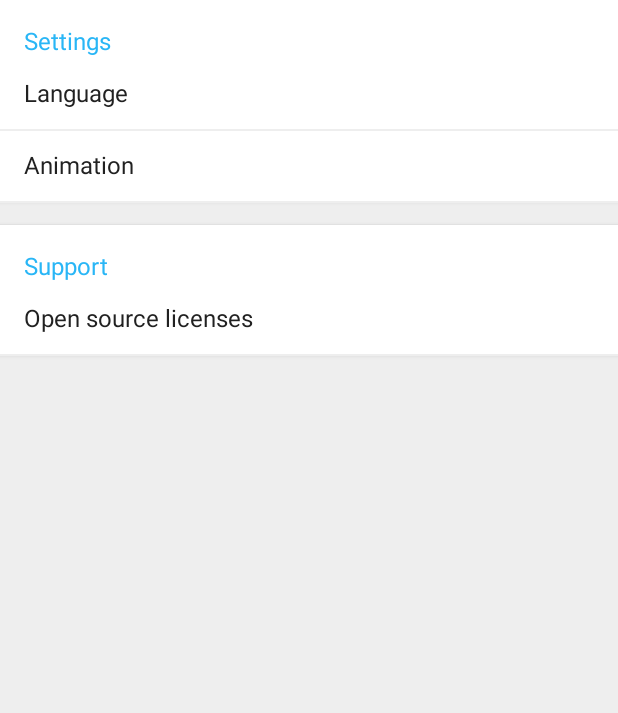
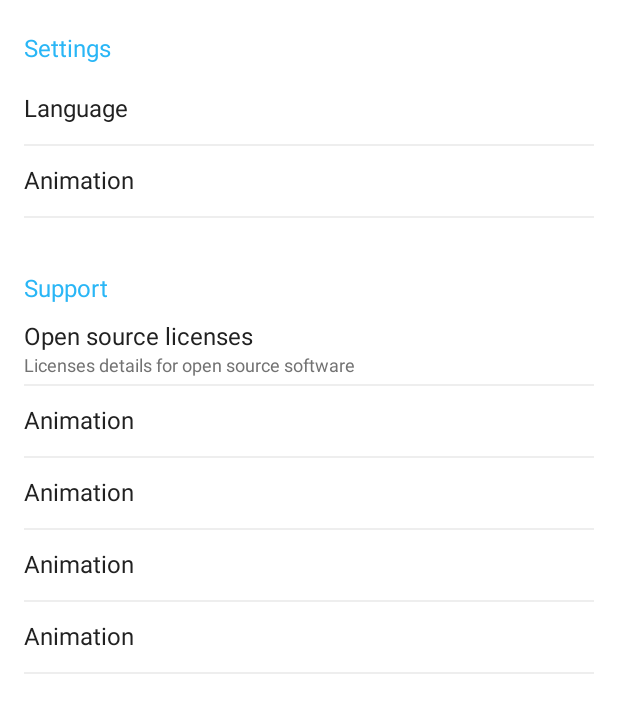
Before and after one commit to hadifar/Flashcard, an Android app: the fragment FragmentSettings shown on its own in the app's theme, on a phone screen of 412 x 824 dp. Shown: the top 713 px of the screen. Run offline under Robolectric (Android 15) with nearby library versions, the phone set to English and light mode, and no system bars; our stand-ins replace ButterKnife; 2 statements that could not run were skipped.

Commit message:
settings ui updated.

```diff
--- a/app/src/main/java/net/hadifar/dope/model/SettingEntity.java
+++ b/app/src/main/java/net/hadifar/dope/model/SettingEntity.java
@@ -10,9 +10,9 @@ public class SettingEntity {
 
     int settingType;
     Integer title;
-    Object subtitle;
+    Integer subtitle;
 
-    public SettingEntity(int settingType, Integer titleResId, Object subTitleResId) {
+    public SettingEntity(int settingType, Integer titleResId, Integer subTitleResId) {
         this.settingType = settingType;
         this.title = titleResId;
         this.subtitle = subTitleResId;
@@ -26,7 +26,7 @@ public class SettingEntity {
         return title;
     }
 
-    public Object getSubtitle() {
+    public Integer getSubtitle() {
         return subtitle;
     }
 
--- a/app/src/main/java/net/hadifar/dope/ui/fragment/FragmentSettings.java
+++ b/app/src/main/java/net/hadifar/dope/ui/fragment/FragmentSettings.java
@@ -78,10 +78,14 @@ public class FragmentSettings extends BaseFragment {
     private void initSettings() {
         settings = new ArrayList<>();
         settings.add(new SettingEntity(SETTING_HEADER, R.string.setting_settings, null));
-        settings.add(new SettingEntity(SETTING_SIMPLE_TEXT, R.string.setting_language, SettingsManager.getLanguage(getActivity())));
+        settings.add(new SettingEntity(SETTING_SIMPLE_TEXT, R.string.setting_language, null));
         settings.add(new SettingEntity(SETTING_SWITCH, R.string.setting_animation, null));
         settings.add(new SettingEntity(SETTING_HEADER, R.string.setting_support, null));
         settings.add(new SettingEntity(SETTING_SIMPLE_TEXT, R.string.setting_open_source_licenses, R.string.setting_license_details));
+        settings.add(new SettingEntity(SETTING_SWITCH, R.string.setting_animation, null));
+        settings.add(new SettingEntity(SETTING_SWITCH, R.string.setting_animation, null));
+        settings.add(new SettingEntity(SETTING_SWITCH, R.string.setting_animation, null));
+        settings.add(new SettingEntity(SETTING_SWITCH, R.string.setting_animation, null));
 
     }
 
@@ -155,7 +159,10 @@ public class FragmentSettings extends BaseFragment {
         public class SimpleHolder extends RecyclerView.ViewHolder implements OnBindView {
 
             @Bind(R.id.txt_setting_title)
-            TextView setting;
+            TextView title;
+
+            @Bind(R.id.txt_setting_subtitle)
+            TextView subtitle;
 
             public SimpleHolder(View itemView) {
                 super(itemView);
@@ -163,7 +170,13 @@ public class FragmentSettings extends BaseFragment {
             }
 
             public void bindView(SettingEntity settingEntity) {
-                setting.setText(settingEntity.getTitle());
+                title.setText(settingEntity.getTitle());
+
+                if (settingEntity.getSubtitle() != null) {
+                    subtitle.setText(settingEntity.getSubtitle());
+                } else {
+                    subtitle.setVisibility(View.GONE);
+                }
             }
         }
 
--- a/app/src/main/res/layout/fragment_settings.xml
+++ b/app/src/main/res/layout/fragment_settings.xml
@@ -8,8 +8,11 @@
         android:id="@+id/rv_settings_list"
         android:layout_width="match_parent"
         android:layout_height="match_parent"
+        android:background="@color/white"
         android:clipToPadding="false"
         android:fadingEdge="none"
+        android:paddingLeft="16dp"
+        android:paddingRight="16dp"
         android:scrollbars="none" />
 
 </FrameLayout>
--- a/app/src/main/res/layout/row_setting_header_items.xml
+++ b/app/src/main/res/layout/row_setting_header_items.xml
@@ -1,20 +1,11 @@
 <?xml version="1.0" encoding="utf-8"?>
-<android.support.v7.widget.CardView xmlns:android="http://schemas.android.com/apk/res/android"
-    xmlns:app="http://schemas.android.com/apk/res-auto"
+<TextView xmlns:android="http://schemas.android.com/apk/res/android"
+    android:id="@+id/txt_setting_title"
     android:layout_width="match_parent"
     android:layout_height="wrap_content"
-    app:cardCornerRadius="0dp"
-    app:contentPaddingLeft="16dp"
-    app:contentPaddingRight="16dp"
-    app:contentPaddingTop="16dp">
-
-    <TextView
-        android:id="@+id/txt_setting_title"
-        android:layout_width="match_parent"
-        android:layout_height="match_parent"
-        android:layout_gravity="center_vertical"
-        android:gravity="center_vertical"
-        android:textColor="@color/color_accent"
-        android:textSize="@dimen/material_text_size_16" />
-
-</android.support.v7.widget.CardView>
+    android:layout_gravity="center_vertical"
+    android:gravity="center_vertical"
+    android:minHeight="48dp"
+    android:paddingTop="16dp"
+    android:textColor="@color/color_accent"
+    android:textSize="@dimen/material_text_size_16" />
--- a/app/src/main/res/layout/row_setting_items.xml
+++ b/app/src/main/res/layout/row_setting_items.xml
@@ -1,22 +1,30 @@
 <?xml version="1.0" encoding="utf-8"?>
-<android.support.v7.widget.CardView xmlns:android="http://schemas.android.com/apk/res/android"
-    xmlns:app="http://schemas.android.com/apk/res-auto"
+
+
+<LinearLayout xmlns:android="http://schemas.android.com/apk/res/android"
     android:layout_width="match_parent"
-    android:layout_height="48dp"
-    android:background="@drawable/card_selector"
-    android:clickable="true"
+    android:layout_height="wrap_content"
     android:foreground="?android:attr/selectableItemBackground"
-    app:cardCornerRadius="0dp"
-    app:contentPaddingLeft="16dp"
-    app:contentPaddingRight="16dp">
+    android:minHeight="48dp"
+    android:gravity="center_vertical"
+    android:orientation="vertical">
 
     <TextView
         android:id="@+id/txt_setting_title"
         android:layout_width="match_parent"
-        android:layout_height="match_parent"
+        android:layout_height="wrap_content"
         android:layout_gravity="center_vertical"
         android:gravity="center_vertical"
         android:textColor="@color/material_text_color_dark"
         android:textSize="@dimen/material_text_size_16" />
 
-</android.support.v7.widget.CardView>
+    <TextView
+        android:id="@+id/txt_setting_subtitle"
+        android:layout_width="match_parent"
+        android:layout_height="wrap_content"
+        android:layout_gravity="center_vertical"
+        android:gravity="center_vertical"
+        android:textColor="@color/gray"
+        android:textSize="@dimen/material_text_size_12" />
+
+</LinearLayout>
```
